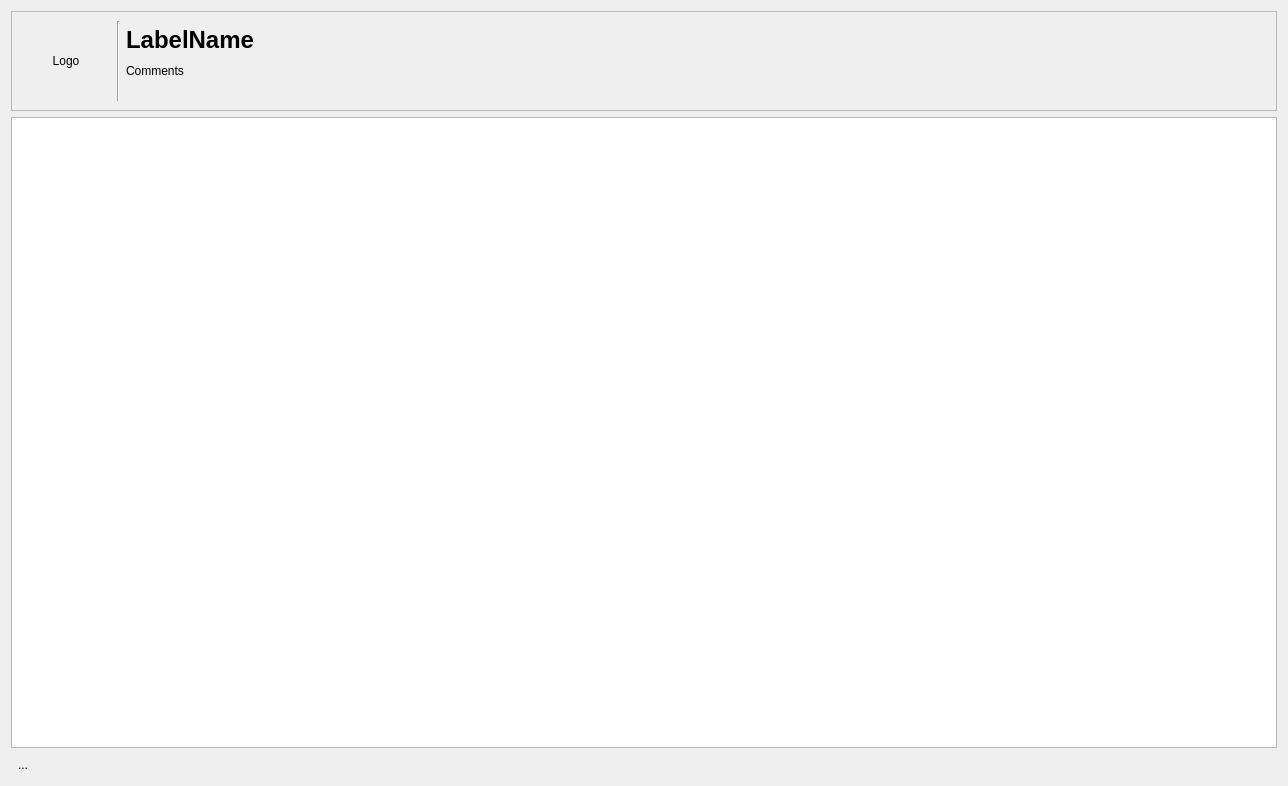
The window that Clients/clientinfodialog.ui (rust3128/HotLinePTS) describes before a commit, drawn with Qt 5.
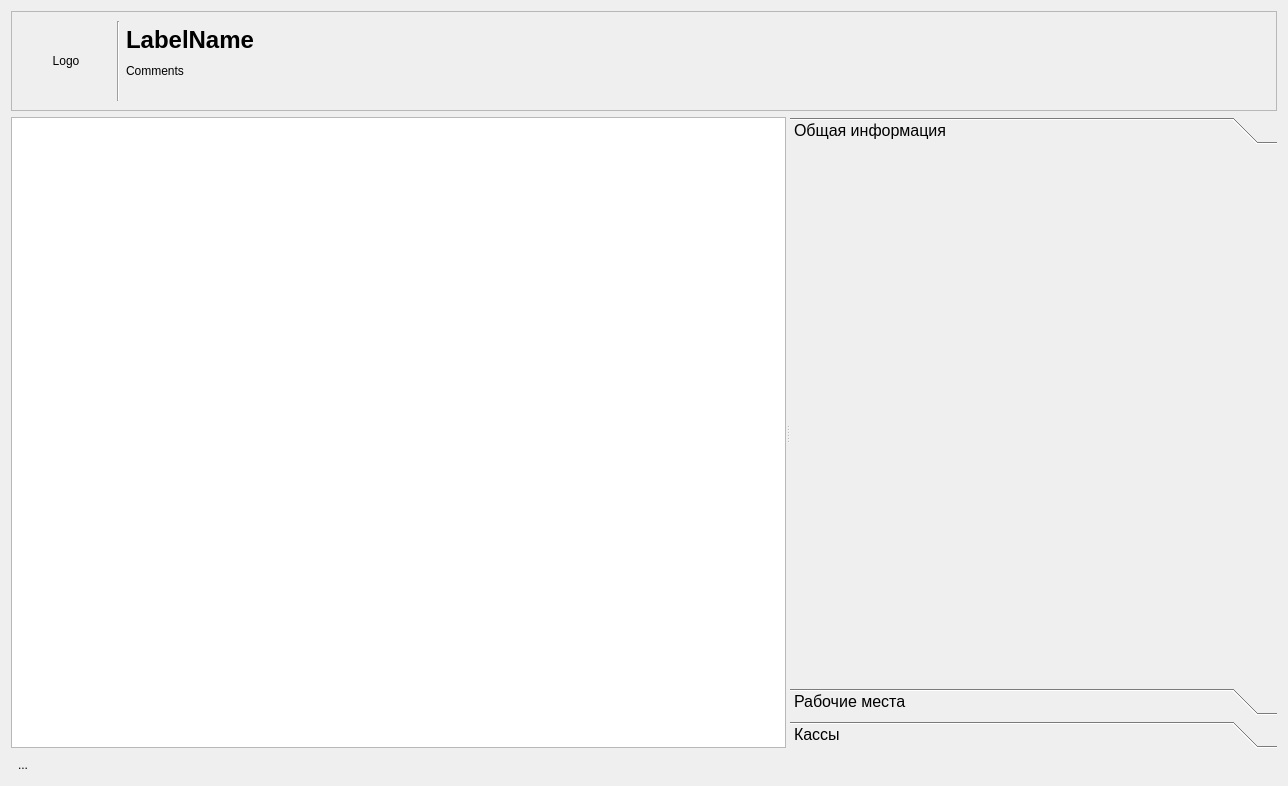
The same window after the commit. The open tabs and pages were chosen to show the change. Icons and pictures are not drawn.

What changed in the file:
```diff
--- a/Clients/clientinfodialog.ui
+++ b/Clients/clientinfodialog.ui
@@ -14,29 +14,7 @@
    <string>Dialog</string>
   </property>
   <layout class="QGridLayout" name="gridLayout_2">
-   <item row="1" column="0">
-    <widget class="QTableView" name="tableViewObjects">
-     <property name="toolTip">
-      <string/>
-     </property>
-     <property name="statusTip">
-      <string/>
-     </property>
-     <property name="editTriggers">
-      <set>QAbstractItemView::NoEditTriggers</set>
-     </property>
-     <property name="alternatingRowColors">
-      <bool>true</bool>
-     </property>
-     <property name="selectionMode">
-      <enum>QAbstractItemView::SingleSelection</enum>
-     </property>
-     <property name="selectionBehavior">
-      <enum>QAbstractItemView::SelectRows</enum>
-     </property>
-    </widget>
-   </item>
-   <item row="0" column="0" alignment="Qt::AlignTop">
+   <item row="0" column="0">
     <widget class="QFrame" name="frameTitle">
      <property name="minimumSize">
       <size>
@@ -119,6 +97,79 @@
      </layout>
     </widget>
    </item>
+   <item row="1" column="0">
+    <widget class="QSplitter" name="splitter">
+     <property name="orientation">
+      <enum>Qt::Horizontal</enum>
+     </property>
+     <widget class="QTableView" name="tableViewObjects">
+      <property name="font">
+       <font>
+        <pointsize>12</pointsize>
+       </font>
+      </property>
+      <property name="toolTip">
+       <string/>
+      </property>
+      <property name="statusTip">
+       <string/>
+      </property>
+      <property name="editTriggers">
+       <set>QAbstractItemView::NoEditTriggers</set>
+      </property>
+      <property name="alternatingRowColors">
+       <bool>true</bool>
+      </property>
+      <property name="selectionMode">
+       <enum>QAbstractItemView::SingleSelection</enum>
+      </property>
+      <property name="selectionBehavior">
+       <enum>QAbstractItemView::SelectRows</enum>
+      </property>
+     </widget>
+     <widget class="QToolBox" name="toolBoxInfo">
+      <property name="font">
+       <font>
+        <pointsize>12</pointsize>
+       </font>
+      </property>
+      <property name="currentIndex">
+       <number>2</number>
+      </property>
+      <widget class="QWidget" name="pageCommon">
+       <property name="geometry">
+        <rect>
+         <x>0</x>
+         <y>0</y>
+         <width>266</width>
+         <height>502</height>
+        </rect>
+       </property>
+       <attribute name="label">
+        <string>Общая информация</string>
+       </attribute>
+      </widget>
+      <widget class="QWidget" name="pagePC">
+       <property name="geometry">
+        <rect>
+         <x>0</x>
+         <y>0</y>
+         <width>266</width>
+         <height>502</height>
+        </rect>
+       </property>
+       <attribute name="label">
+        <string>Рабочие места</string>
+       </attribute>
+      </widget>
+      <widget class="QWidget" name="pageRRO">
+       <attribute name="label">
+        <string>Кассы</string>
+       </attribute>
+      </widget>
+     </widget>
+    </widget>
+   </item>
    <item row="2" column="0">
     <widget class="QToolButton" name="toolButton">
      <property name="toolTip">
```
